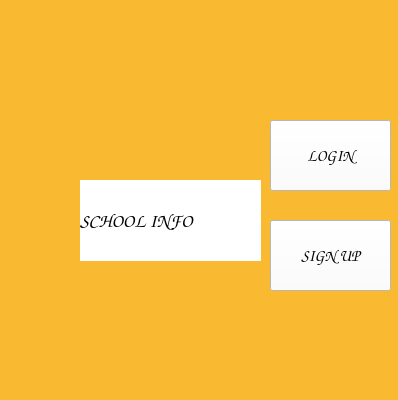
The window that sign/main_2.ui (otufan/school-management-system) describes before a commit, drawn with Qt 5.
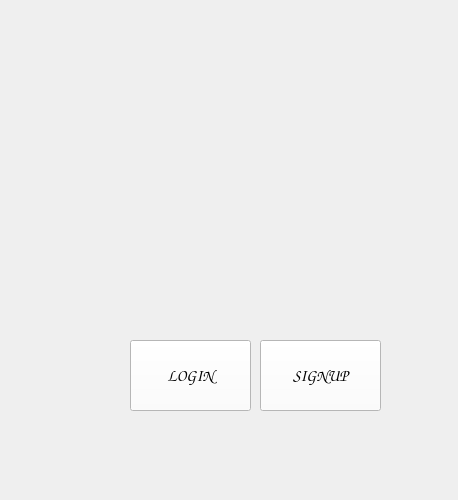
The same window after the commit. Icons and pictures are not drawn.

```diff
--- a/sign/main_2.ui
+++ b/sign/main_2.ui
@@ -6,10 +6,22 @@
    <rect>
     <x>0</x>
     <y>0</y>
-    <width>398</width>
-    <height>400</height>
+    <width>458</width>
+    <height>500</height>
    </rect>
   </property>
+  <property name="minimumSize">
+   <size>
+    <width>400</width>
+    <height>500</height>
+   </size>
+  </property>
+  <property name="maximumSize">
+   <size>
+    <width>1080</width>
+    <height>1080</height>
+   </size>
+  </property>
   <property name="windowTitle">
    <string>MainWindow</string>
   </property>
@@ -32,9 +44,21 @@
     </property>
     <item>
      <widget class="QFrame" name="frame">
+      <property name="minimumSize">
+       <size>
+        <width>400</width>
+        <height>500</height>
+       </size>
+      </property>
+      <property name="maximumSize">
+       <size>
+        <width>1080</width>
+        <height>1080</height>
+       </size>
+      </property>
       <property name="styleSheet">
        <string notr="true">
-background-color: rgb(249, 186, 50);</string>
+background-image: url(:/newPrefix/back2.png);</string>
       </property>
       <property name="frameShape">
        <enum>QFrame::NoFrame</enum>
@@ -45,51 +69,26 @@
       <widget class="QFrame" name="frame_2">
        <property name="geometry">
         <rect>
-         <x>0</x>
-         <y>0</y>
-         <width>261</width>
-         <height>411</height>
-        </rect>
-       </property>
-       <property name="styleSheet">
-        <string notr="true">background-image: url(:/newPrefix/Downloads/Blue Back to School Your Story.png);</string>
-       </property>
-       <property name="frameShape">
-        <enum>QFrame::NoFrame</enum>
-       </property>
-       <property name="frameShadow">
-        <enum>QFrame::Raised</enum>
-       </property>
-       <widget class="QLabel" name="label">
-        <property name="geometry">
-         <rect>
           <x>80</x>
-          <y>180</y>
-          <width>191</width>
-          <height>81</height>
-         </rect>
-        </property>
-        <property name="font">
-         <font>
-          <family>Comic Sans MS</family>
-          <pointsize>14</pointsize>
-          <weight>75</weight>
-          <bold>true</bold>
-         </font>
-        </property>
+         <y>110</y>
+         <width>321</width>
+         <height>341</height>
+        </rect>
+       </property>
         <property name="styleSheet">
-         <string notr="true">background-color: rgb(255, 255, 255);</string>
-        </property>
-        <property name="text">
-         <string>SCHOOL INFO</string>
-        </property>
-       </widget>
-      </widget>
-      <widget class="QPushButton" name="pushButton">
+        <string notr="true">background-image: url(:/newPrefix/Downloads/Blue Back to School Your Story.png);</string>
+       </property>
+       <property name="frameShape">
+        <enum>QFrame::NoFrame</enum>
+       </property>
+       <property name="frameShadow">
+        <enum>QFrame::Raised</enum>
+       </property>
+       <widget class="QPushButton" name="login_Button">
        <property name="geometry">
         <rect>
-         <x>270</x>
-         <y>120</y>
+          <x>50</x>
+          <y>230</y>
          <width>121</width>
          <height>71</height>
         </rect>
@@ -109,11 +108,11 @@
         <string>LOGIN</string>
        </property>
       </widget>
-      <widget class="QPushButton" name="pushButton_2">
+       <widget class="QPushButton" name="signup_Button">
        <property name="geometry">
         <rect>
-         <x>270</x>
-         <y>220</y>
+          <x>180</x>
+          <y>230</y>
          <width>121</width>
          <height>71</height>
         </rect>
@@ -130,8 +129,9 @@
         <string notr="true">background-color: rgb(255, 255, 255);</string>
        </property>
        <property name="text">
-        <string>SIGN UP</string>
-       </property>
+         <string>SIGNUP</string>
+        </property>
+       </widget>
       </widget>
      </widget>
     </item>
```
Left out of the diff: 5 changed lines with no effect on the pictures. Lines whose indentation alone changed are shown as unchanged.
